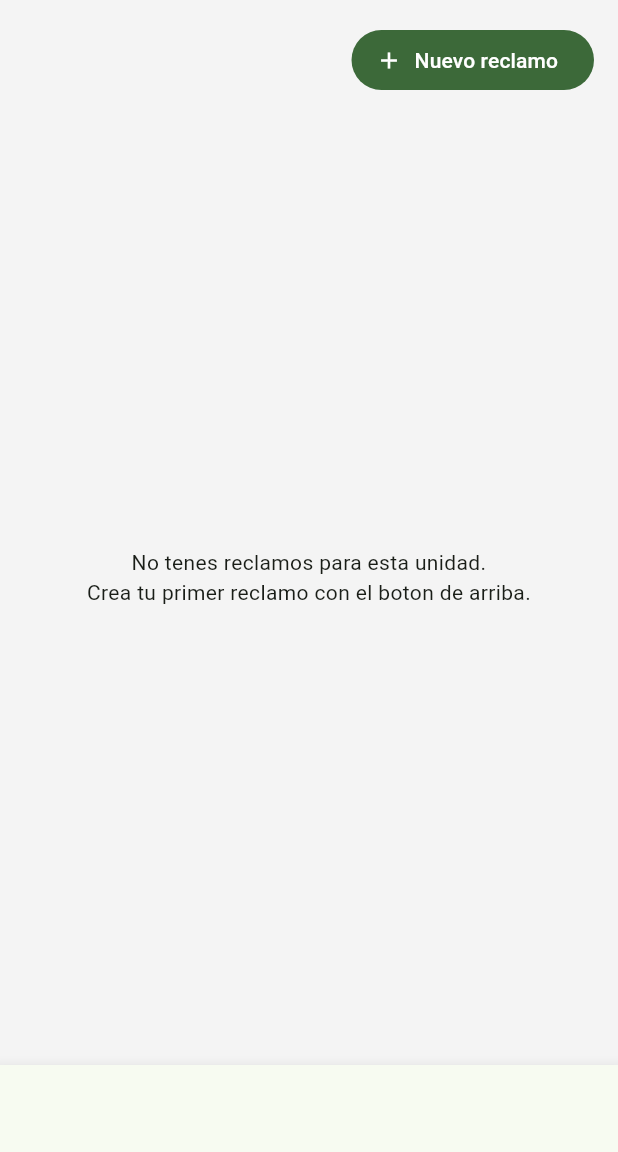
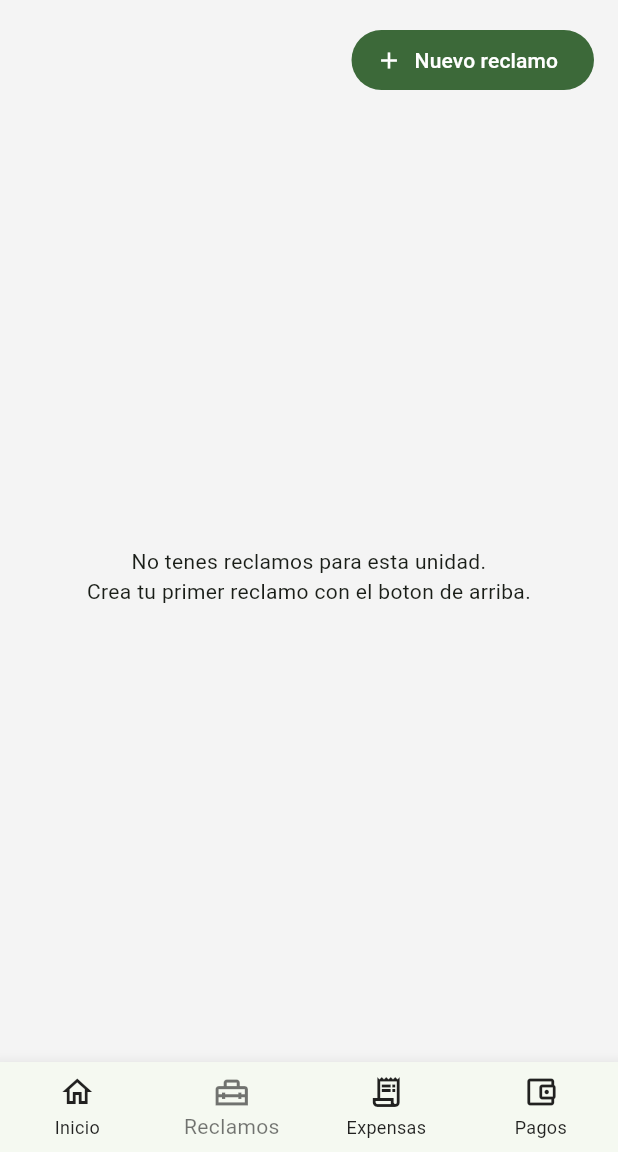
Before and after one commit to Ferchu-81/Consorcio_360, a Flutter app: the MainHomeScreen screen opened directly with empty values, item 2 of the bottom bar chosen, on a phone screen of 412 x 824 dp, the part 84-1236 px from its top. Run offline on Flutter 3.47's test engine with Material 3 defaults, Android fonts, the phone set to English and light mode, and no system bars; our stand-ins replace file_picker, fl_chart, google_sign_in, image_picker, pdf, printing and 3 more; missing offline and left inert: syncfusion_flutter_pdfviewer; accounts and stored records are empty.

Commit message:
fix: bottom nav visible y saludo con nombre real en home

```diff
--- a/lib/features/home/presentation/dashboard_tab.dart
+++ b/lib/features/home/presentation/dashboard_tab.dart
@@ -1,6 +1,5 @@
 import 'package:flutter/material.dart';
 
-/// Ajustá estos dos String según tu modelo de contexto.
 class DashboardTab extends StatelessWidget {
   final String nombre;
   final String rolDescripcion;
--- a/lib/features/reclamos/presentation/main_home_screen.dart
+++ b/lib/features/reclamos/presentation/main_home_screen.dart
@@ -26,13 +26,20 @@ class _MainHomeScreenState extends State<MainHomeScreen> {
   int _currentIndex = 0;
   late final List<Widget> _tabs;
 
+  String _displayName(String? raw) {
+    final value = raw?.trim() ?? '';
+    if (value.isEmpty) return 'Usuario';
+    if (value.contains('@')) return 'Usuario';
+    return value;
+  }
+
   @override
   void initState() {
     super.initState();
     // Asegura que el notifier tenga el contexto actual.
     context.read<CurrentContextNotifier>().setContext(widget.contexto);
 
-    final nombre = widget.contexto.nombre ?? 'Usuario';
+    final nombre = _displayName(widget.contexto.nombre);
     final rolDesc = widget.contexto.rolDescripcion;
 
     _tabs = [
@@ -132,12 +139,7 @@ class _MainHomeScreenState extends State<MainHomeScreen> {
         ? const ConsorcioReclamosScreen()
         : const ReclamosTab();
 
-    final tabs = [
-      _tabs[0],
-      reclamosTab,
-      _tabs[2],
-      _tabs[3],
-    ];
+    final tabs = [_tabs[0], reclamosTab, _tabs[2], _tabs[3]];
 
     return Scaffold(
       appBar: AppBar(
@@ -164,13 +166,17 @@ class _MainHomeScreenState extends State<MainHomeScreen> {
           ),
         ],
       ),
-      body: IndexedStack(
-        index: _currentIndex,
-        children: tabs,
-      ),
+      body: IndexedStack(index: _currentIndex, children: tabs),
       bottomNavigationBar: BottomNavigationBar(
         currentIndex: _currentIndex,
         onTap: (i) => setState(() => _currentIndex = i),
+        type: BottomNavigationBarType.fixed,
+        backgroundColor: const Color(0xFFF5F9F1),
+        selectedItemColor: Colors.black54,
+        unselectedItemColor: Colors.black87,
+        selectedIconTheme: const IconThemeData(size: 26),
+        unselectedIconTheme: const IconThemeData(size: 24),
+        showUnselectedLabels: true,
         items: const [
           BottomNavigationBarItem(
             icon: Icon(Icons.home_outlined),
```
Also changed, not shown: lib/core/services/expensa_pdf_service.dart (+6 -7 lines), lib/features/context/presentation/context_selection_screen.dart (+31 -14 lines), lib/features/dashboard/presentation/dashboard_screen.dart (+11 -2 lines), lib/features/expensas/presentation/expensa_pdf_service.dart (+3 -12 lines).
